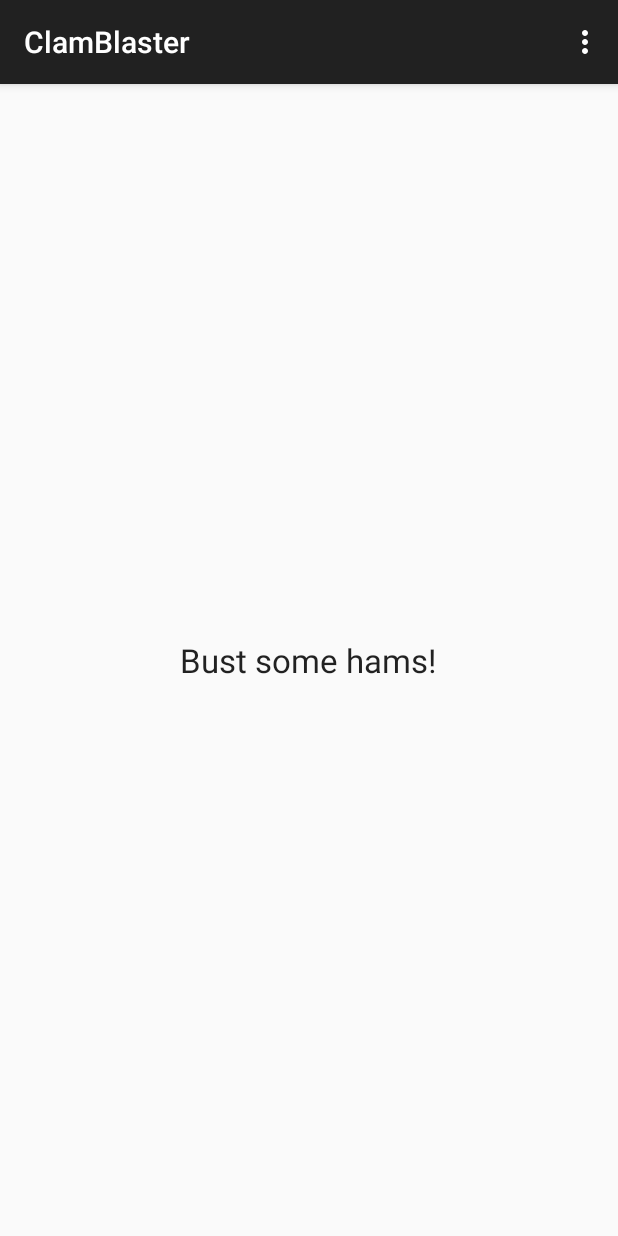
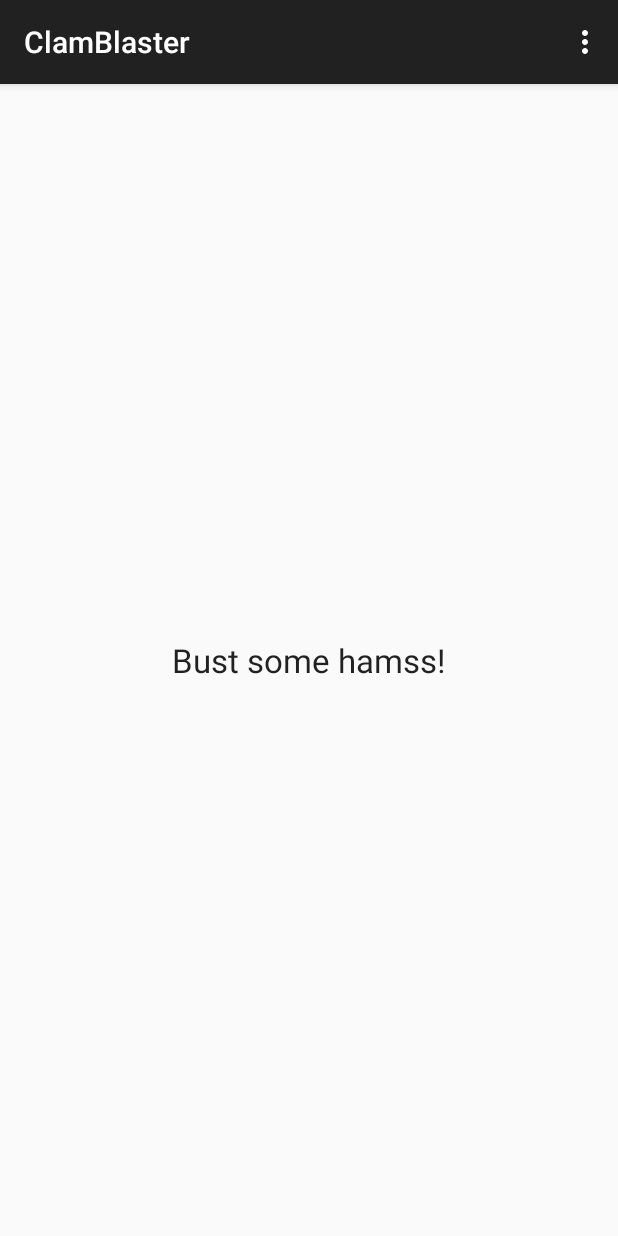
Before and after one commit to L30n1d/ClamBlaster, an Android app: the screen it shows after launch (MainActivity), on a phone screen of 412 x 824 dp. Run offline under Robolectric (Android 15) with nearby library versions, the phone set to English and light mode, and no system bars.

Commit message:
Changed the label text!

```diff
--- a/app/src/main/res/layout/activity_main.xml
+++ b/app/src/main/res/layout/activity_main.xml
@@ -9,7 +9,7 @@
         android:layout_width="wrap_content"
         android:layout_height="wrap_content"
         android:textAppearance="?android:attr/textAppearanceLarge"
-        android:text="Bust some hams!"
+        android:text="Bust some hamss!"
         android:id="@+id/textView"
         android:layout_centerVertical="true"
         android:layout_centerHorizontal="true" />
```
